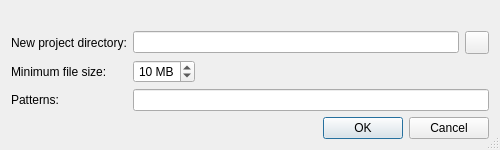
Above: Plugins/VcsPlugins/vcsMercurial/LargefilesExtension/LfConvertDataDialog.ui from testmana2/test before the change. Below: the same form after it.
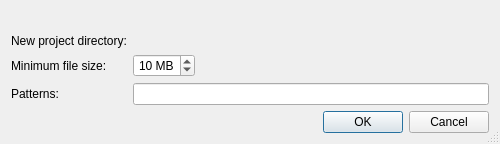
That is the form after the change. Custom widgets are drawn as their Qt base class.

Commit message: Modified more dialogs to use the path picker widgets.

What changed in the file:
```diff
--- a/Plugins/VcsPlugins/vcsMercurial/LargefilesExtension/LfConvertDataDialog.ui
+++ b/Plugins/VcsPlugins/vcsMercurial/LargefilesExtension/LfConvertDataDialog.ui
@@ -7,7 +7,7 @@
     <x>0</x>
     <y>0</y>
     <width>500</width>
-    <height>143</height>
+    <height>144</height>
    </rect>
   </property>
   <property name="windowTitle">
@@ -17,7 +17,7 @@
    <bool>true</bool>
   </property>
   <layout class="QGridLayout" name="gridLayout">
-   <item row="0" column="0" colspan="4">
+   <item row="0" column="0" colspan="3">
     <widget class="E5SqueezeLabelPath" name="currentProjectLabel"/>
    </item>
    <item row="1" column="0">
@@ -28,19 +28,21 @@
     </widget>
    </item>
    <item row="1" column="1" colspan="2">
-    <widget class="QLineEdit" name="newProjectEdit">
+    <widget class="E5PathPicker" name="newProjectPicker" native="true">
+     <property name="sizePolicy">
+      <sizepolicy hsizetype="Expanding" vsizetype="Preferred">
+       <horstretch>0</horstretch>
+       <verstretch>0</verstretch>
+      </sizepolicy>
+     </property>
+     <property name="focusPolicy">
+      <enum>Qt::StrongFocus</enum>
+     </property>
      <property name="toolTip">
       <string>Enter the directory name of the new project directory</string>
      </property>
     </widget>
    </item>
-   <item row="1" column="3">
-    <widget class="QToolButton" name="newProjectButton">
-     <property name="toolTip">
-      <string>Press to select the new project directory name via a directory selection dialog</string>
-     </property>
-    </widget>
-   </item>
    <item row="2" column="0">
     <widget class="QLabel" name="label_4">
      <property name="text">
@@ -67,7 +69,7 @@
      </property>
     </widget>
    </item>
-   <item row="2" column="2" colspan="2">
+   <item row="2" column="2">
     <spacer name="horizontalSpacer">
      <property name="orientation">
       <enum>Qt::Horizontal</enum>
@@ -87,14 +89,14 @@
      </property>
     </widget>
    </item>
-   <item row="3" column="1" colspan="3">
+   <item row="3" column="1" colspan="2">
     <widget class="QLineEdit" name="lfFilePatternsEdit">
      <property name="toolTip">
       <string>Enter file patterns (space separated) for files to be treated as Large Files</string>
      </property>
     </widget>
    </item>
-   <item row="4" column="0" colspan="4">
+   <item row="4" column="0" colspan="3">
     <widget class="QDialogButtonBox" name="buttonBox">
      <property name="orientation">
       <enum>Qt::Horizontal</enum>
@@ -107,6 +109,12 @@
   </layout>
  </widget>
  <customwidgets>
+  <customwidget>
+   <class>E5PathPicker</class>
+   <extends>QWidget</extends>
+   <header>E5Gui/E5PathPicker.h</header>
+   <container>1</container>
+  </customwidget>
   <customwidget>
    <class>E5SqueezeLabelPath</class>
    <extends>QLabel</extends>
```
Left out of the diff: 4 changed lines with no effect on the pictures. The commit also changes 22 other files.
